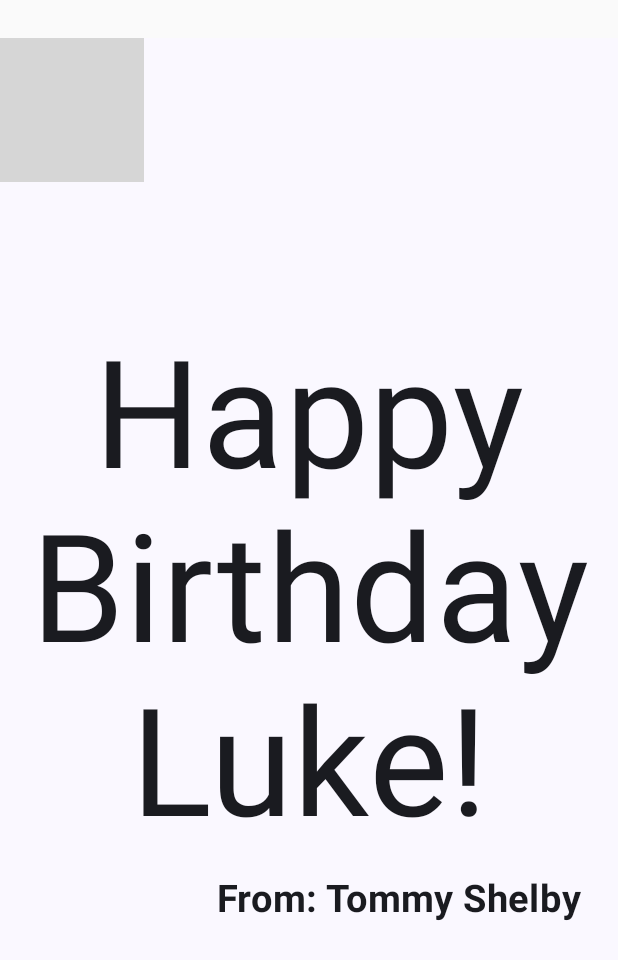
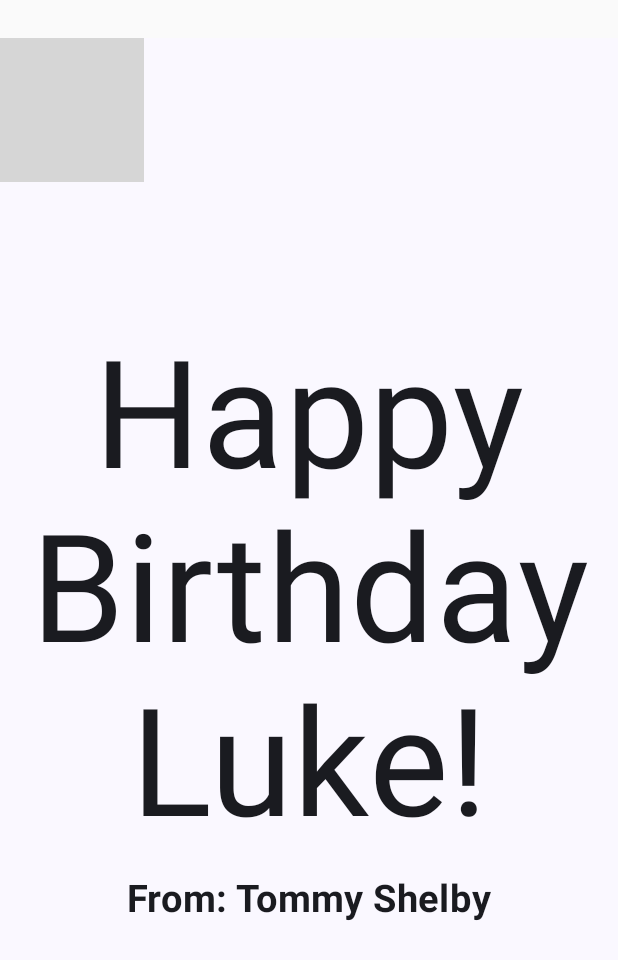
Before and after one commit to oxcodemojo/greetingCard, an Android app built with Jetpack Compose: the screen it shows after launch (MainActivity), on a phone screen of 412 x 824 dp. Shown: the top 960 px of the screen. Run offline under Robolectric (Android 15) with nearby library versions, the phone set to English and light mode, and no system bars; grey boxes are pictures that could not be loaded.

Commit message:
worked on layout adjustments for the column layout.

```diff
--- a/app/src/main/java/com/example/myapplicationnew/MainActivity.kt
+++ b/app/src/main/java/com/example/myapplicationnew/MainActivity.kt
@@ -6,18 +6,24 @@ import androidx.activity.compose.setContent
 import androidx.activity.enableEdgeToEdge
 import androidx.annotation.DrawableRes
 import androidx.compose.foundation.Image
+import androidx.compose.foundation.background
 import androidx.compose.foundation.layout.Arrangement
 import androidx.compose.foundation.layout.Box
 import androidx.compose.foundation.layout.Column
 import androidx.compose.foundation.layout.fillMaxSize
+import androidx.compose.foundation.layout.fillMaxWidth
+import androidx.compose.foundation.layout.height
 import androidx.compose.foundation.layout.padding
 import androidx.compose.material3.Scaffold
 import androidx.compose.material3.Text
 import androidx.compose.runtime.Composable
 import androidx.compose.ui.Alignment
 import androidx.compose.ui.Modifier
+import androidx.compose.ui.draw.alpha
+import androidx.compose.ui.graphics.Color
 import androidx.compose.ui.layout.ContentScale
 import androidx.compose.ui.res.painterResource
+import androidx.compose.ui.res.stringResource
 import androidx.compose.ui.text.font.FontWeight
 import androidx.compose.ui.text.style.TextAlign
 import androidx.compose.ui.tooling.preview.Preview
@@ -31,16 +37,18 @@ class MainActivity : ComponentActivity() {
         enableEdgeToEdge()
         setContent {
             MyApplicationNewTheme {
-                    Scaffold(modifier = Modifier
+                Scaffold(
+                    modifier = Modifier
                         .fillMaxSize()
-                        .padding(top = 25.dp)) { innerPadding ->
-                        GreetingsCardWithBgImg(
-                            message = "Happy Birthday Luke!",
-                            from = "From: Tommy Shelby",
-                            modifier = Modifier.padding(innerPadding)
-                        )
+                        .padding(top = 25.dp)
+                ) { innerPadding ->
+                    GreetingsCardWithBgImg(
+                        message = stringResource(R.string.birthdayMessage),
+                        from = stringResource(R.string.sender),
+                        modifier = Modifier.padding(innerPadding)
+                    )
 
-                    }
+                }
             }
         }
     }
@@ -56,13 +64,13 @@ fun GreetingsText(
         modifier = modifier
             .fillMaxSize()
             .padding(8.dp),
-        verticalArrangement = Arrangement.Center
+        verticalArrangement = Arrangement.Center,
     ) {
         Text(
             text = message,
             fontSize = 100.sp,
             lineHeight = 116.sp,
-            textAlign = TextAlign.Center
+            textAlign = TextAlign.Center,
         )
 
         Text(
@@ -71,7 +79,7 @@ fun GreetingsText(
             fontWeight = FontWeight.Bold,
             modifier = Modifier
                 .padding(16.dp)
-                .align(Alignment.End),
+                .align(Alignment.CenterHorizontally)
         )
     }
 
@@ -101,7 +109,6 @@ fun GreetingsCardWithBgImg(
 }
 
 
-
 @Preview(showBackground = true)
 @Composable
 fun GreetingsCardPreview() {
--- a/app/src/main/res/values/strings.xml
+++ b/app/src/main/res/values/strings.xml
@@ -1,4 +1,6 @@
 <resources>
     <string name="app_name">My Application New</string>
     <string name="userName">Ebby</string>
+    <string name="birthdayMessage">Happy Birthday Luke!</string>
+    <string name="sender">From: Tommy Shelby</string>
 </resources>
```
Also changed, not shown: 1 other file.
